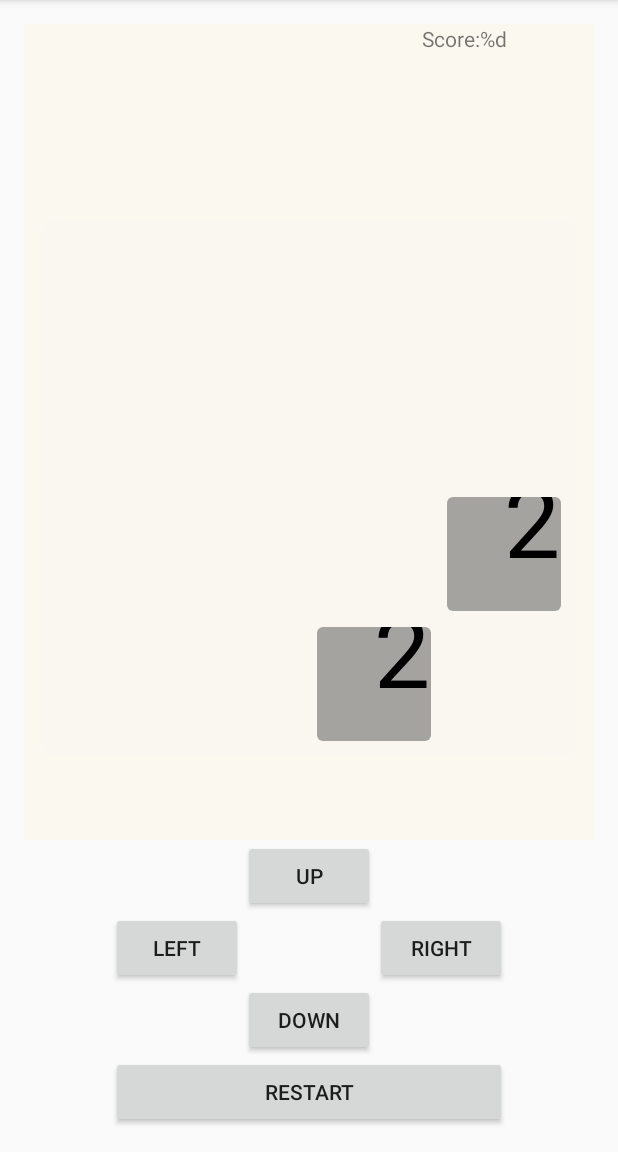
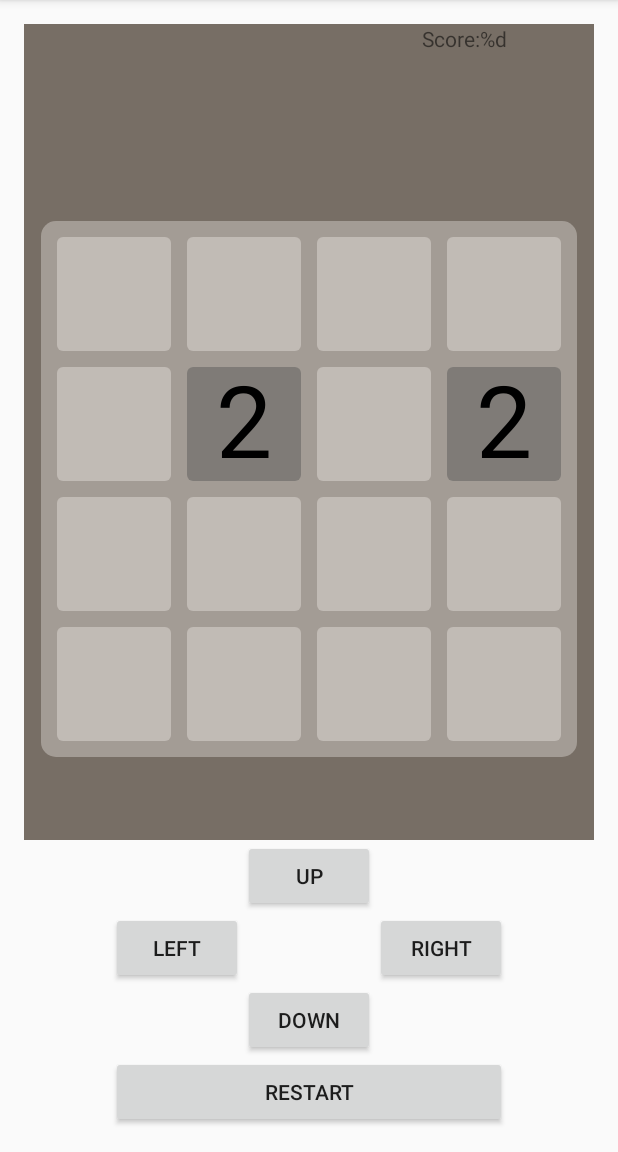
Before and after one commit to fuzzypickles14/Practical2, an Android app: the screen it shows after launch (MainActivity), on a phone screen of 412 x 824 dp, the part 84-1236 px from its top. Run offline under Robolectric (Android 15) with nearby library versions, the phone set to English and light mode, and no system bars.

Commit message:
paint.setTestSize

```diff
--- a/app/src/main/java/com/practical2/BoardView.java
+++ b/app/src/main/java/com/practical2/BoardView.java
@@ -37,6 +37,7 @@ public class BoardView extends View {
     private int tileSize = 0;
     private int boardWidth = 0;
     private float textSize = 0;
+    private float tileTextSize = 0;
 
     public BoardView(Context context) {
         super(context);
@@ -47,13 +48,14 @@ public class BoardView extends View {
             boardBackgroud = getDrawable(R.drawable.board_backgroud);
             lightUpRec = getDrawable(R.drawable.light_up_rec);
             fadeRec  = getDrawable(R.drawable.fade_rec);
-            this.setBackgroundColor(ResourcesCompat.getColor(getResources(), R.color.board_background_color, null));
+            this.setBackgroundColor(ResourcesCompat.getColor(getResources(), R.color.text_black, null));
+            paint.setAntiAlias(true);
         } catch (Exception e) {
             Log.e("BoardView", "Error getting assets", e);
         }
 
         // set on touch listner
-
+        game.newGame();
     }
 
     @Override
@@ -76,8 +78,8 @@ public class BoardView extends View {
         paint.setTextSize(textSize);
         paint.setTextAlign(Paint.Align.CENTER);
         // Outputting the individual cells
-        for (int x = 0; x < 4; x++) {
-            for (int y = 0; y < 4; y++) {
+        for (int x = 0; x < game.numTilesX; x++) {
+            for (int y = 0; y < game.numTilesY; y++) {
                 int startX = startingX + boardWidth + (tileSize + boardWidth) * x;
                 int endX = startX + tileSize;
                 int startY = startingY + boardWidth + (tileSize + boardWidth) * y;
@@ -113,13 +115,20 @@ public class BoardView extends View {
         startingY = (int) (boardMidY - (tileSize + boardWidth) * halfNumSquaresY - boardWidth / 2);
         endingY = (int) (boardMidY + (tileSize + boardWidth) * halfNumSquaresY + boardWidth / 2);
 
+        paint.setTextSize(tileSize);
         textSize = tileSize * tileSize / Math.max(tileSize, paint.measureText("0000"));
+
+        paint.setTextAlign(Paint.Align.CENTER);
+        paint.setTextSize(1000);
+
+        paint.setTextSize(tileSize);
+        tileTextSize = textSize;
     }
 
     private void createBitmapTiles() {
         Resources res = getResources();
         int[] tileIds = getTileIds();
-        for (int i = 1; i < bitmapCell.length; i++) {
+        for (int i = 0; i < bitmapCell.length; i++) {
             int val = (int) Math.pow(2, i);
             Bitmap bitmap = Bitmap.createBitmap(tileSize, tileSize, Bitmap.Config.ALPHA_8);
             Canvas canvas = new Canvas(bitmap);
```
